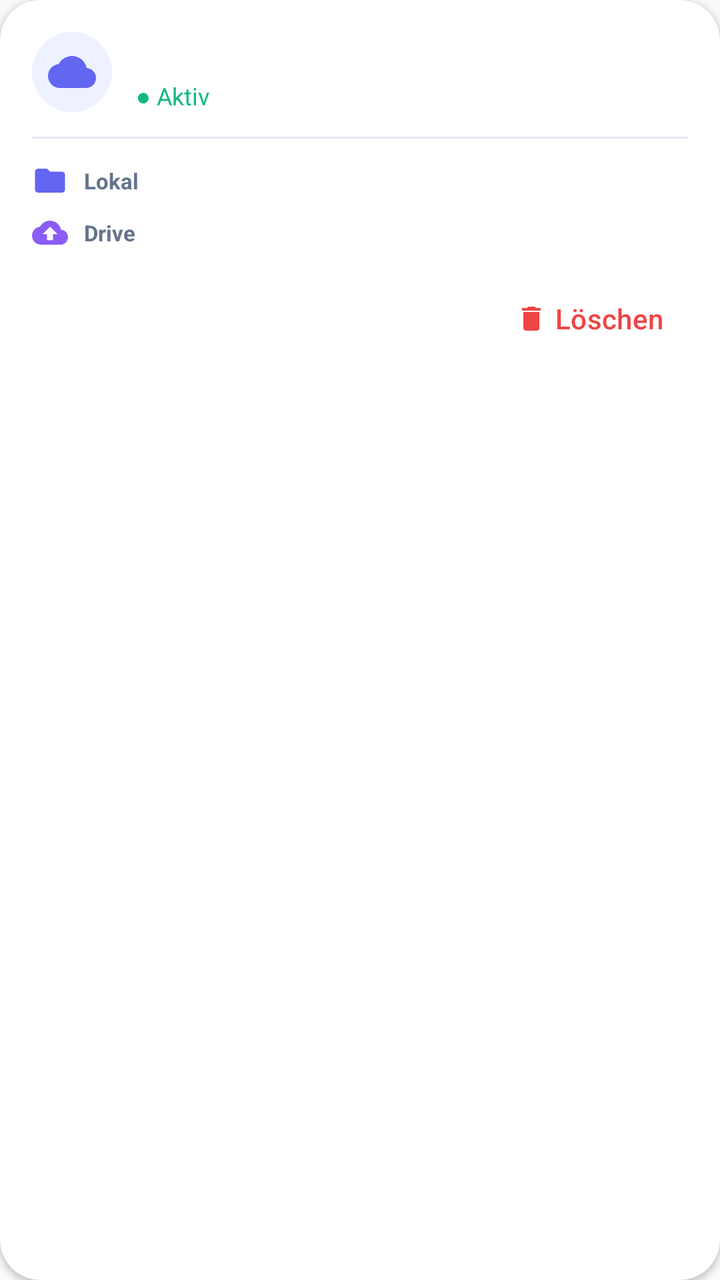
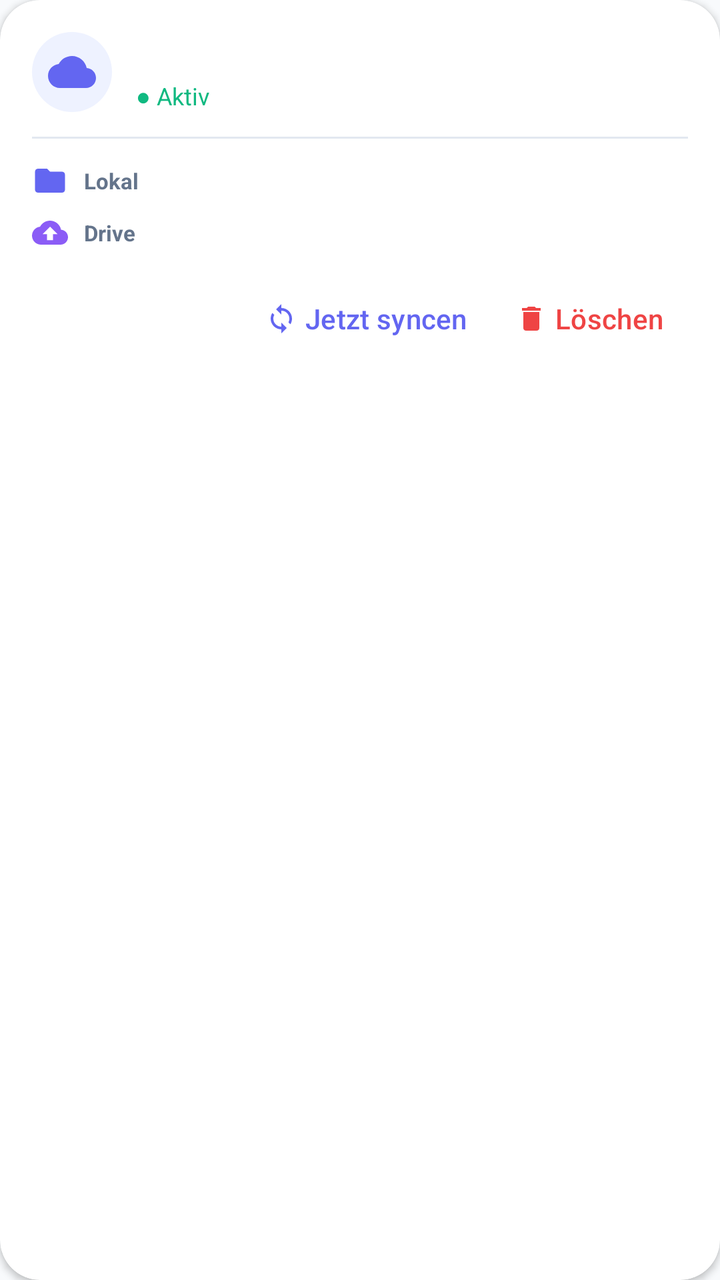

The first picture is an Android layout as it rendered before a commit; the second is the same layout after the commit. The layout source and the unified diff follow.
<!-- AndroidManifest.xml: application theme Theme.AutoSyncFree -->
<!-- res/layout/item_pair.xml -->
<?xml version="1.0" encoding="utf-8"?>
<com.google.android.material.card.MaterialCardView
    xmlns:android="http://schemas.android.com/apk/res/android"
    xmlns:app="http://schemas.android.com/apk/res-auto"
    android:layout_width="match_parent"
    android:layout_height="wrap_content"
    android:layout_marginBottom="12dp"
    app:cardCornerRadius="20dp"
    app:cardElevation="2dp"
    app:cardBackgroundColor="@color/surface"
    app:strokeWidth="0dp">

    <LinearLayout
        android:layout_width="match_parent"
        android:layout_height="wrap_content"
        android:orientation="vertical"
        android:padding="16dp">

        <LinearLayout
            android:layout_width="match_parent"
            android:layout_height="wrap_content"
            android:orientation="horizontal"
            android:gravity="center_vertical">

            <ImageView
                android:layout_width="40dp"
                android:layout_height="40dp"
                android:background="@drawable/bg_icon_circle"
                android:padding="8dp"
                android:src="@drawable/ic_cloud_sync"
                android:tint="@color/brand_primary"/>

            <LinearLayout
                android:layout_width="0dp"
                android:layout_height="wrap_content"
                android:layout_weight="1"
                android:layout_marginStart="12dp"
                android:orientation="vertical">

                <TextView
                    android:id="@+id/tvName"
                    android:layout_width="match_parent"
                    android:layout_height="wrap_content"
                    android:textSize="16sp"
                    android:textStyle="bold"
                    android:textColor="@color/text_primary"
                    android:maxLines="1"
                    android:ellipsize="end"/>

                <TextView
                    android:layout_width="wrap_content"
                    android:layout_height="wrap_content"
                    android:text="● Aktiv"
                    android:textSize="12sp"
                    android:textColor="@color/success"
                    android:layout_marginTop="2dp"/>
            </LinearLayout>
        </LinearLayout>

        <View
            android:layout_width="match_parent"
            android:layout_height="1dp"
            android:layout_marginTop="12dp"
            android:layout_marginBottom="12dp"
            android:background="@color/divider"/>

        <LinearLayout
            android:layout_width="match_parent"
            android:layout_height="wrap_content"
            android:orientation="horizontal"
            android:gravity="center_vertical">

            <ImageView
                android:layout_width="18dp"
                android:layout_height="18dp"
                android:src="@drawable/ic_folder"
                android:tint="@color/brand_primary"/>

            <TextView
                android:layout_width="wrap_content"
                android:layout_height="wrap_content"
                android:text="Lokal"
                android:textSize="11sp"
                android:textStyle="bold"
                android:textColor="@color/text_secondary"
                android:layout_marginStart="8dp"/>

            <TextView
                android:id="@+id/tvLocal"
                android:layout_width="0dp"
                android:layout_height="wrap_content"
                android:layout_weight="1"
                android:textSize="12sp"
                android:textColor="@color/text_primary"
                android:layout_marginStart="8dp"
                android:maxLines="1"
                android:ellipsize="middle"/>
        </LinearLayout>

        <LinearLayout
            android:layout_width="match_parent"
            android:layout_height="wrap_content"
            android:orientation="horizontal"
            android:gravity="center_vertical"
            android:layout_marginTop="8dp">

            <ImageView
                android:layout_width="18dp"
                android:layout_height="18dp"
                android:src="@drawable/ic_drive"
                android:tint="@color/brand_secondary"/>

            <TextView
                android:layout_width="wrap_content"
                android:layout_height="wrap_content"
                android:text="Drive"
                android:textSize="11sp"
                android:textStyle="bold"
                android:textColor="@color/text_secondary"
                android:layout_marginStart="8dp"/>

            <TextView
                android:id="@+id/tvDrive"
                android:layout_width="0dp"
                android:layout_height="wrap_content"
                android:layout_weight="1"
                android:textSize="12sp"
                android:textColor="@color/text_primary"
                android:layout_marginStart="8dp"
                android:maxLines="1"
                android:ellipsize="middle"/>
        </LinearLayout>

        <LinearLayout
            android:layout_width="match_parent"
            android:layout_height="wrap_content"
            android:orientation="horizontal"
            android:gravity="end"
            android:layout_marginTop="10dp">

            <com.google.android.material.button.MaterialButton
                android:id="@+id/btnDelete"
                style="@style/Widget.Material3.Button.TextButton"
                android:layout_width="wrap_content"
                android:layout_height="wrap_content"
                android:text="Löschen"
                android:textColor="@color/danger"
                app:icon="@drawable/ic_delete"
                app:iconTint="@color/danger"
                app:iconSize="16dp"/>
        </LinearLayout>

    </LinearLayout>
</com.google.android.material.card.MaterialCardView>
<!-- resources referenced by this layout -->
<resources>
  <color name="brand_primary">#6366F1</color>
  <color name="brand_secondary">#8B5CF6</color>
  <color name="danger">#EF4444</color>
  <color name="divider">#E2E8F0</color>
  <color name="success">#10B981</color>
  <color name="surface">#FFFFFF</color>
  <color name="text_primary">#0F172A</color>
  <color name="text_secondary">#64748B</color>
  <!-- drawable bg_icon_circle (drawable) -->
  <shape xmlns:android="http://schemas.android.com/apk/res/android" android:shape="oval">
      <solid android:color="@color/icon_circle_bg"/>
  </shape>
  <!-- drawable ic_cloud_sync (drawable) -->
  <vector xmlns:android="http://schemas.android.com/apk/res/android"
      android:width="24dp" android:height="24dp"
      android:viewportWidth="24" android:viewportHeight="24">
      <path android:fillColor="#FFFFFF"
          android:pathData="M19.35,10.04C18.67,6.59 15.64,4 12,4 9.11,4 6.6,5.64 5.35,8.04 2.34,8.36 0,10.91 0,14c0,3.31 2.69,6 6,6h13c2.76,0 5,-2.24 5,-5 0,-2.64 -2.05,-4.78 -4.65,-4.96z"/>
  </vector>
  <!-- drawable ic_delete (drawable) -->
  <vector xmlns:android="http://schemas.android.com/apk/res/android"
      android:width="24dp" android:height="24dp"
      android:viewportWidth="24" android:viewportHeight="24">
      <path android:fillColor="#000000"
          android:pathData="M6,19c0,1.1 0.9,2 2,2h8c1.1,0 2,-0.9 2,-2V7H6v12zM19,4h-3.5l-1,-1h-5l-1,1H5v2h14V4z"/>
  </vector>
  <!-- drawable ic_drive (drawable) -->
  <vector xmlns:android="http://schemas.android.com/apk/res/android"
      android:width="24dp" android:height="24dp"
      android:viewportWidth="24" android:viewportHeight="24">
      <path android:fillColor="#000000"
          android:pathData="M19.35,10.04C18.67,6.59 15.64,4 12,4 9.11,4 6.6,5.64 5.35,8.04 2.34,8.36 0,10.91 0,14c0,3.31 2.69,6 6,6h13c2.76,0 5,-2.24 5,-5 0,-2.64 -2.05,-4.78 -4.65,-4.96zM14,13v4h-4v-4H7l5,-5 5,5h-3z"/>
  </vector>
  <!-- drawable ic_folder (drawable) -->
  <vector xmlns:android="http://schemas.android.com/apk/res/android"
      android:width="24dp" android:height="24dp"
      android:viewportWidth="24" android:viewportHeight="24">
      <path android:fillColor="#000000"
          android:pathData="M10,4H4c-1.1,0 -1.99,0.9 -1.99,2L2,18c0,1.1 0.9,2 2,2h16c1.1,0 2,-0.9 2,-2V8c0,-1.1 -0.9,-2 -2,-2h-8l-2,-2z"/>
  </vector>
  <style name="Theme.AutoSyncFree" parent="Theme.Material3.DayNight.NoActionBar">
          <item name="colorPrimary">@color/brand_primary</item>
          <item name="colorOnPrimary">@color/surface</item>
          <item name="colorSecondary">@color/brand_secondary</item>
          <item name="colorOnSecondary">@color/surface</item>
          <item name="android:windowBackground">@color/bg</item>
          <item name="android:statusBarColor">@color/brand_primary</item>
      </style>
  <color name="icon_circle_bg">#EEF2FF</color>
  <color name="bg">#F8FAFC</color>
</resources>

<!-- the commit's change to res/layout/item_pair.xml (unified diff, before → after) -->
@@ -50,7 +50,7 @@
                 <TextView
                     android:layout_width="wrap_content"
                     android:layout_height="wrap_content"
-                    android:text="● Aktiv"
+                    android:text="@string/active"
                     android:textSize="12sp"
                     android:textColor="@color/success"
                     android:layout_marginTop="2dp"/>
@@ -139,11 +139,22 @@
             android:layout_marginTop="10dp">
 
             <com.google.android.material.button.MaterialButton
+                android:id="@+id/btnSync"
+                style="@style/Widget.Material3.Button.TextButton"
+                android:layout_width="wrap_content"
+                android:layout_height="wrap_content"
+                android:text="@string/sync_now"
+                android:textColor="@color/brand_primary"
+                app:icon="@drawable/ic_sync"
+                app:iconTint="@color/brand_primary"
+                app:iconSize="16dp"/>
+
+            <com.google.android.material.button.MaterialButton
                 android:id="@+id/btnDelete"
                 style="@style/Widget.Material3.Button.TextButton"
                 android:layout_width="wrap_content"
                 android:layout_height="wrap_content"
-                android:text="Löschen"
+                android:text="@string/delete"
                 android:textColor="@color/danger"
                 app:icon="@drawable/ic_delete"
                 app:iconTint="@color/danger"
<!-- resource entries referenced after the edit -->
@@ -40,6 +40,16 @@
       <path android:fillColor="#000000"
           android:pathData="M10,4H4c-1.1,0 -1.99,0.9 -1.99,2L2,18c0,1.1 0.9,2 2,2h16c1.1,0 2,-0.9 2,-2V8c0,-1.1 -0.9,-2 -2,-2h-8l-2,-2z"/>
   </vector>
+  <!-- drawable ic_sync (drawable) -->
+  <vector xmlns:android="http://schemas.android.com/apk/res/android"
+      android:width="24dp" android:height="24dp"
+      android:viewportWidth="24" android:viewportHeight="24">
+      <path android:fillColor="#000000"
+          android:pathData="M12,4V1L8,5l4,4V6c3.31,0 6,2.69 6,6 0,1.01 -0.25,1.97 -0.7,2.8l1.46,1.46C19.54,15.03 20,13.57 20,12c0,-4.42 -3.58,-8 -8,-8zM12,18c-3.31,0 -6,-2.69 -6,-6 0,-1.01 0.25,-1.97 0.7,-2.8L5.24,7.74C4.46,8.97 4,10.43 4,12c0,4.42 3.58,8 8,8v3l4,-4 -4,-4v3z"/>
+  </vector>
+  <string name="active">● Aktiv</string>
+  <string name="delete">Löschen</string>
+  <string name="sync_now">Jetzt syncen</string>
   <style name="Theme.AutoSyncFree" parent="Theme.Material3.DayNight.NoActionBar">
           <item name="colorPrimary">@color/brand_primary</item>
           <item name="colorOnPrimary">@color/surface</item>
